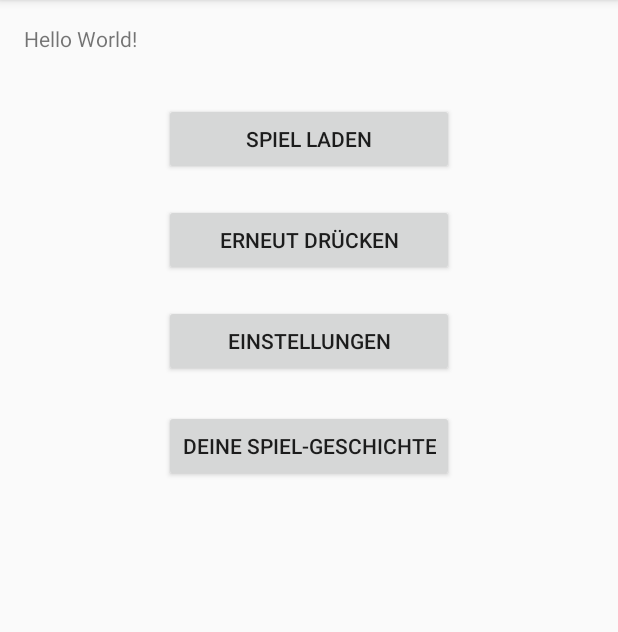
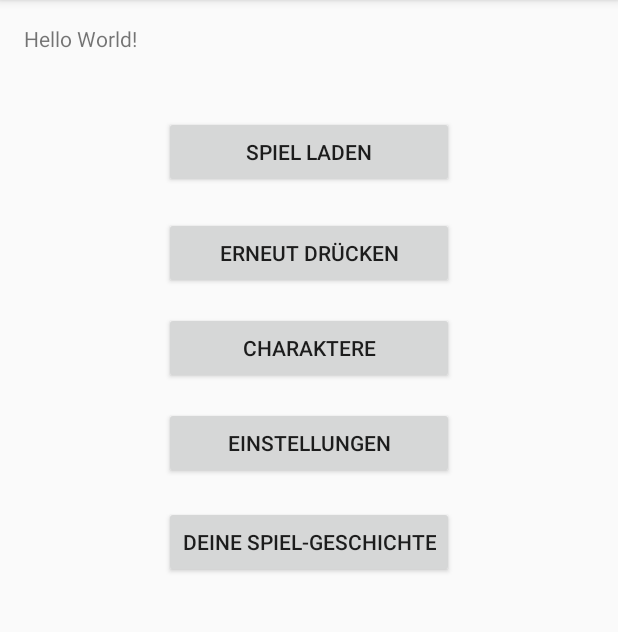
Before and after one commit to Rixxc/Decisions, an Android app: the screen it shows after launch (MainActivity), after a tap on "NEUES SPIEL", on a phone screen of 412 x 824 dp, the part 84-716 px from its top. Run offline under Robolectric (Android 15) with nearby library versions, the light colour scheme and no system bars; 1 statement that could not run was skipped.

Commit message:
refs #1000 hinzufügen einer Charaktere Seite

```diff
--- a/app/src/main/AndroidManifest.xml
+++ b/app/src/main/AndroidManifest.xml
@@ -23,7 +23,7 @@
         //Drehen des Bildschirms verhinder
         <activity android:name=".EndScreen" />
         <activity android:name=".Einstellungen"/>
-            //android:theme="@style/Theme.AppCompat.Light.NoActionBar" />
+        <activity android:name=".Charaktere"/>
     </application>
 
 </manifest>
--- a/app/src/main/java/com/rixxc/decisions/MainActivity.java
+++ b/app/src/main/java/com/rixxc/decisions/MainActivity.java
@@ -35,7 +35,7 @@ public class MainActivity extends AppCompatActivity {
     public static boolean neuesSpiel;
     public static MediaPlayer mediaPlayer = new MediaPlayer();
     private ViewGroup mViewGroupe;
-    private Button starten,neu,history,detect;
+    private Button starten,neu,history,charaktere,einstellungen;
     private File obb;
     private File[] Files;
     private ProgressDialog dialog;
@@ -45,6 +45,59 @@ public class MainActivity extends AppCompatActivity {
     private int debug = 1;
     private Thread playMusic;
     private boolean pressedOnece;
+    private View.OnClickListener onClickListener = new View.OnClickListener() {
+
+        @Override
+        public void onClick(final View v) {
+            if(v.getId() == R.id.start){
+                starten(false);
+            }
+            if(v.getId() == R.id.neuesSpiel){
+                if(!pressedOnece){
+                    Toast.makeText(MainActivity.this, "Überschreibt alle Fortschritte zu diesem Abenteuer", Toast.LENGTH_LONG).show();
+                    neu.setText("erneut drücken");
+                    pressedOnece = true;
+
+                    new Handler().postDelayed(new Runnable() {
+                        @Override
+                        public void run() {
+                            pressedOnece = false;
+                            neu.setText("Neues Spiel");
+                        }
+                    }, 3000);
+                }else {
+                    starten(true);
+                }
+            }
+            if(v.getId() == R.id.settings){
+                Intent settings = new Intent(MainActivity.this, Einstellungen.class);
+                startActivity(settings);
+            }
+            if(v.getId() == R.id.history){
+            /*
+            final Rect viewRect = new Rect();
+            history.getGlobalVisibleRect(viewRect);
+
+            Transition explode = new Explode();
+            explode.setEpicenterCallback(new Transition.EpicenterCallback() {
+                @Override
+                public Rect onGetEpicenter(Transition transition) {
+                    return viewRect;
+                }
+            });
+            explode.setDuration(100);
+            TransitionManager.beginDelayedTransition(mViewGroupe, explode);
+
+            mViewGroupe.removeAllViews();
+            */
+            }
+            if(v.getId() == R.id.charaktere){
+                Intent charaktere = new Intent(MainActivity.this, Charaktere.class);
+                startActivity(charaktere);
+            }
+
+        }
+    };
 
     @Override
     protected void onCreate(Bundle savedInstanceState) {
@@ -53,9 +106,17 @@ public class MainActivity extends AppCompatActivity {
         starten = (Button) findViewById(R.id.start);
         neu = (Button) findViewById(R.id.neuesSpiel);
         history = (Button) findViewById(R.id.history);
+        charaktere = (Button) findViewById(R.id.charaktere);
+        einstellungen = (Button) findViewById(R.id.settings);
         mViewGroupe = (ViewGroup) findViewById(R.id.activity_main);
         pressedOnece =false;
         neu.setText("Neues Spiel");
+
+        neu.setOnClickListener(onClickListener);
+        starten.setOnClickListener(onClickListener);
+        history.setOnClickListener(onClickListener);
+        charaktere.setOnClickListener(onClickListener);
+        einstellungen.setOnClickListener(onClickListener);
 
         //Initialisiere settings
         settings = getSharedPreferences("settings", MODE_PRIVATE);
@@ -147,51 +208,6 @@ public class MainActivity extends AppCompatActivity {
             e.printStackTrace();
         }
 
-    }
-
-    public void OnClick(View v){
-        if(v.getId() == R.id.start){
-            starten(false);
-        }
-        if(v.getId() == R.id.neuesSpiel){
-            if(!pressedOnece){
-                Toast.makeText(this, "Überschreibt alle Fortschritte zu diesem Abenteuer", Toast.LENGTH_LONG).show();
-                neu.setText("erneut drücken");
-                pressedOnece = true;
-
-                new Handler().postDelayed(new Runnable() {
-                    @Override
-                    public void run() {
-                        pressedOnece = false;
-                        neu.setText("Neues Spiel");
-                    }
-                }, 3000);
-            }else {
-                starten(true);
-            }
-        }
-        if(v.getId() == R.id.settings){
-            Intent settings = new Intent(MainActivity.this, Einstellungen.class);
-            startActivity(settings);
-        }
-        if(v.getId() == R.id.history){
-            /*
-            final Rect viewRect = new Rect();
-            history.getGlobalVisibleRect(viewRect);
-
-            Transition explode = new Explode();
-            explode.setEpicenterCallback(new Transition.EpicenterCallback() {
-                @Override
-                public Rect onGetEpicenter(Transition transition) {
-                    return viewRect;
-                }
-            });
-            explode.setDuration(100);
-            TransitionManager.beginDelayedTransition(mViewGroupe, explode);
-
-            mViewGroupe.removeAllViews();
-            */
-        }
     }
     public void starten(boolean pNeuesSpiel){
         Dialog = null;
--- a/app/src/main/res/layout/activity_main.xml
+++ b/app/src/main/res/layout/activity_main.xml
@@ -17,52 +17,60 @@
         android:id="@+id/textView" />
 
     <Button
-        android:text="Einstellungen"
+        android:id="@+id/settings"
         android:layout_width="wrap_content"
         android:layout_height="wrap_content"
-        android:id="@+id/settings"
-        android:layout_marginTop="19dp"
-        android:layout_below="@+id/neuesSpiel"
-        android:layout_alignRight="@+id/history"
         android:layout_alignEnd="@+id/history"
         android:layout_alignLeft="@+id/history"
+        android:layout_alignRight="@+id/history"
         android:layout_alignStart="@+id/history"
-        android:onClick="OnClick" />
+        android:layout_below="@+id/charaktere"
+        android:layout_marginTop="15dp"
+        android:text="Einstellungen" />
 
     <Button
-        android:text="Spiel Laden"
+        android:id="@+id/start"
         android:layout_width="wrap_content"
         android:layout_height="wrap_content"
-        android:id="@+id/start"
-        android:onClick="OnClick"
-        android:layout_marginTop="33dp"
-        android:layout_below="@+id/textView"
-        android:layout_alignRight="@+id/neuesSpiel"
         android:layout_alignEnd="@+id/neuesSpiel"
         android:layout_alignLeft="@+id/neuesSpiel"
-        android:layout_alignStart="@+id/neuesSpiel" />
+        android:layout_alignRight="@+id/neuesSpiel"
+        android:layout_alignStart="@+id/neuesSpiel"
+        android:layout_below="@+id/textView"
+        android:layout_marginTop="42dp"
+        android:text="Spiel Laden" />
 
     <Button
-        android:text="Neues Spiel"
+        android:id="@+id/neuesSpiel"
         android:layout_width="wrap_content"
         android:layout_height="wrap_content"
+        android:layout_alignEnd="@+id/settings"
+        android:layout_alignLeft="@+id/settings"
+        android:layout_alignRight="@+id/settings"
+        android:layout_alignStart="@+id/settings"
+        android:layout_below="@+id/start"
         android:layout_marginTop="19dp"
-        android:id="@+id/neuesSpiel"
-        android:onClick="OnClick"
-        android:layout_below="@+id/start"
-        android:layout_alignLeft="@+id/settings"
-        android:layout_alignStart="@+id/settings"
-        android:layout_alignRight="@+id/settings"
-        android:layout_alignEnd="@+id/settings" />
+        android:text="Neues Spiel" />
 
     <Button
-        android:text="Deine Spiel-Geschichte"
+        android:id="@+id/history"
         android:layout_width="wrap_content"
         android:layout_height="wrap_content"
-        android:layout_marginTop="22dp"
-        android:id="@+id/history"
         android:layout_below="@+id/settings"
         android:layout_centerHorizontal="true"
-        android:onClick="OnClick" />
+        android:layout_marginTop="18dp"
+        android:text="Deine Spiel-Geschichte" />
+
+    <Button
+        android:id="@+id/charaktere"
+        android:layout_width="wrap_content"
+        android:layout_height="wrap_content"
+        android:layout_alignEnd="@+id/settings"
+        android:layout_alignLeft="@+id/settings"
+        android:layout_alignRight="@+id/settings"
+        android:layout_alignStart="@+id/settings"
+        android:layout_below="@+id/neuesSpiel"
+        android:layout_marginTop="15dp"
+        android:text="Charaktere" />
 
 </RelativeLayout>
```
Also changed, not shown: app/src/main/java/com/rixxc/decisions/Charaktere.java (added, +13 -0 lines), app/src/main/res/layout/activity_charaktere.xml (added, +21 -0 lines).
